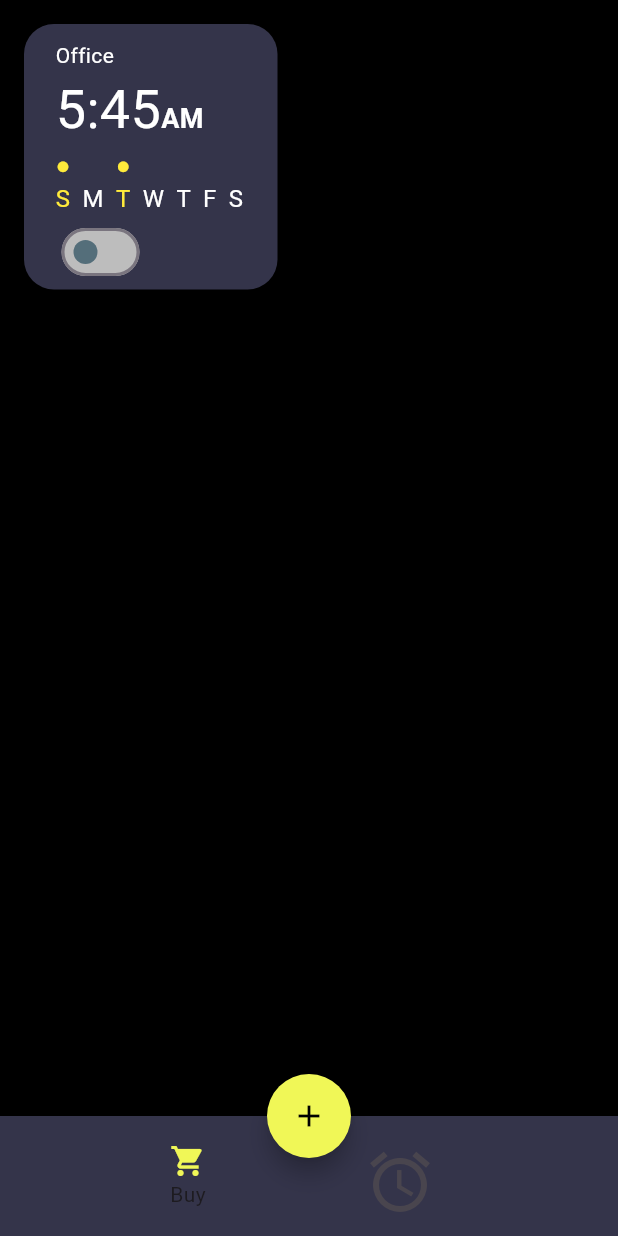
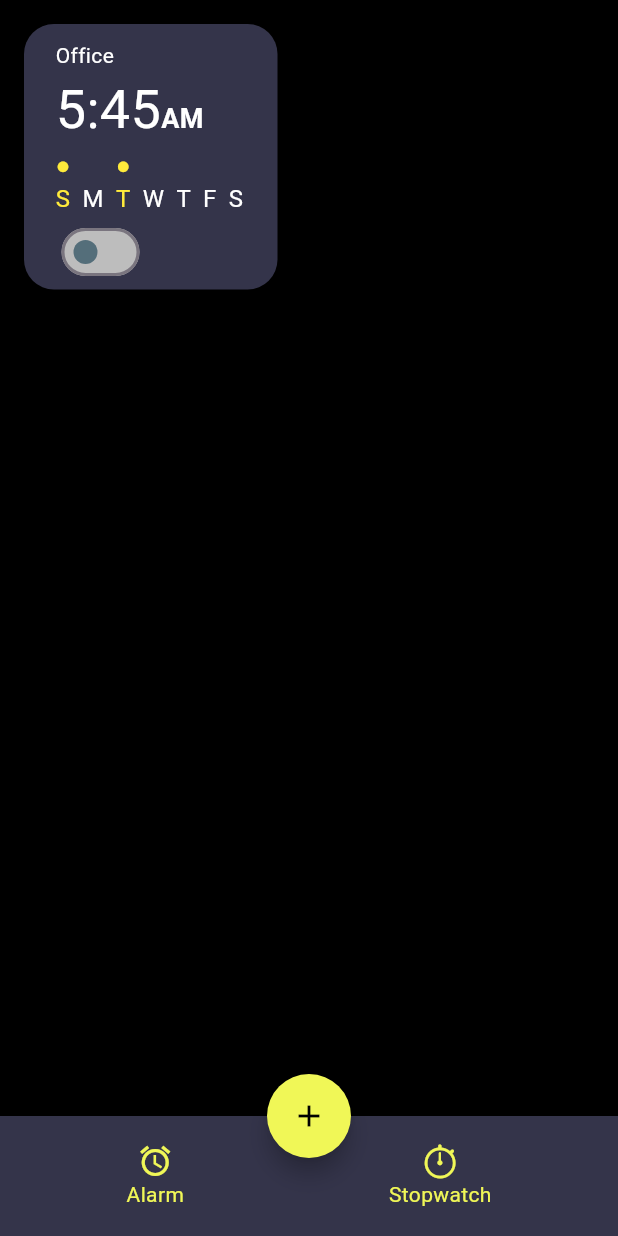
Before and after one commit to WaqasAhmed123/wakey-an-alarm-app, a Flutter app: the screen it shows after launch, on a phone screen of 412 x 824 dp. Run offline on Flutter 3.47's test engine with Material 2 defaults, Android fonts, the phone set to English and light mode, and no system bars.

Commit message:
bottom navigation bar added

```diff
--- a/lib/views/home.dart
+++ b/lib/views/home.dart
@@ -1,4 +1,6 @@
+import 'package:flutter/cupertino.dart';
 import 'package:flutter/material.dart';
+import 'package:wakey/utils/text_style.dart';
 import 'package:wakey/widgets/alarm_description.dart';
 
 class HomeView extends StatefulWidget {
@@ -26,29 +28,51 @@ class _HomeViewState extends State<HomeView> {
         bottomNavigationBar: BottomAppBar(
           color: const Color(0xFF34344A),
           child: Row(
-            mainAxisAlignment: MainAxisAlignment.spaceEvenly,
+            mainAxisAlignment: MainAxisAlignment.spaceAround,
             children: [
               InkWell(
-                splashColor: Colors.green,
+                // splashColor: Colors.green,
+                splashColor: Colors.transparent,
+                highlightColor: Colors.transparent,
                 onTap: () {},
                 child: Column(
                   mainAxisAlignment: MainAxisAlignment.center,
                   children: [
                     Icon(
-                      Icons.shopping_cart,
+                      Icons.alarm,
                       color: Theme.of(context).primaryColor,
                       size: 24,
                     ), // <-- Icon
-                    const Text("Buy"), // <-- Text
+                    Text(
+                      "Alarm",
+                      style: textStyle(
+                          textColor:
+                              Theme.of(context).primaryColor)["titleSmall"],
+                    ), // <-- Text
                   ],
                 ),
               ),
-              IconButton(
-                  onPressed: () {},
-                  icon: const Icon(
-                    Icons.alarm,
-                    size: 48,
-                  ))
+              InkWell(
+                splashColor: Colors.transparent,
+                highlightColor: Colors.transparent,
+                onTap: () {},
+                child: Column(
+                  mainAxisAlignment: MainAxisAlignment.center,
+                  children: [
+                    Icon(
+                      CupertinoIcons.stopwatch,
+                      color: Theme.of(context).primaryColor,
+                      size: 24,
+                    ), // <-- Icon
+                    Text(
+                      "Stopwatch",
+                      style: textStyle(
+                          textColor:
+                              Theme.of(context).primaryColor)["titleSmall"],
+                    ), // <-- Text
+                  ],
+                ),
+              ),
             ],
           ),
         ),
```
